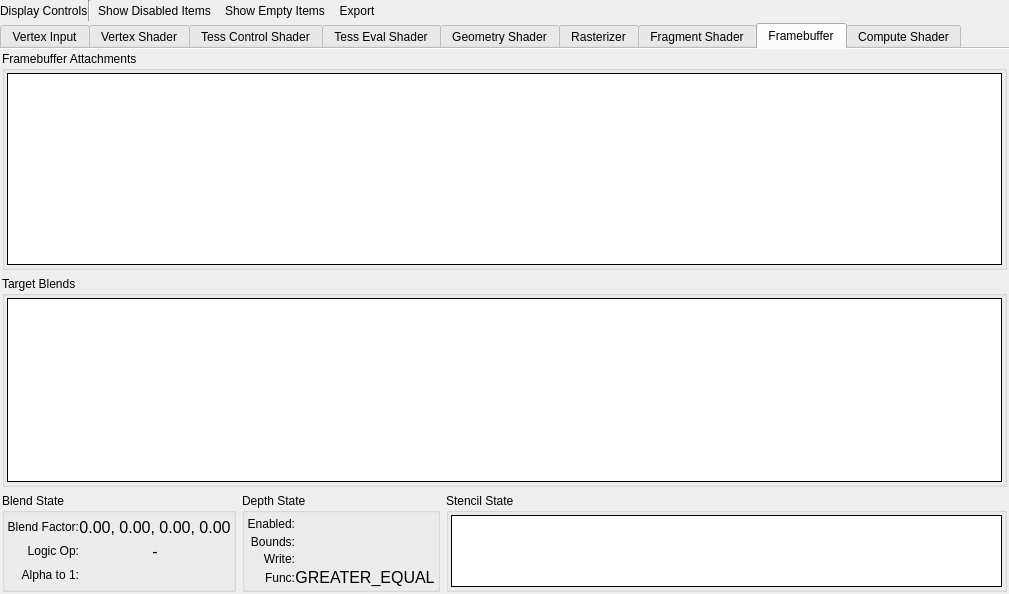
Before: the Qt Designer form qrenderdoc/Windows/PipelineState/VulkanPipelineStateViewer.ui in baldurk/renderdoc, drawn with Qt 5.
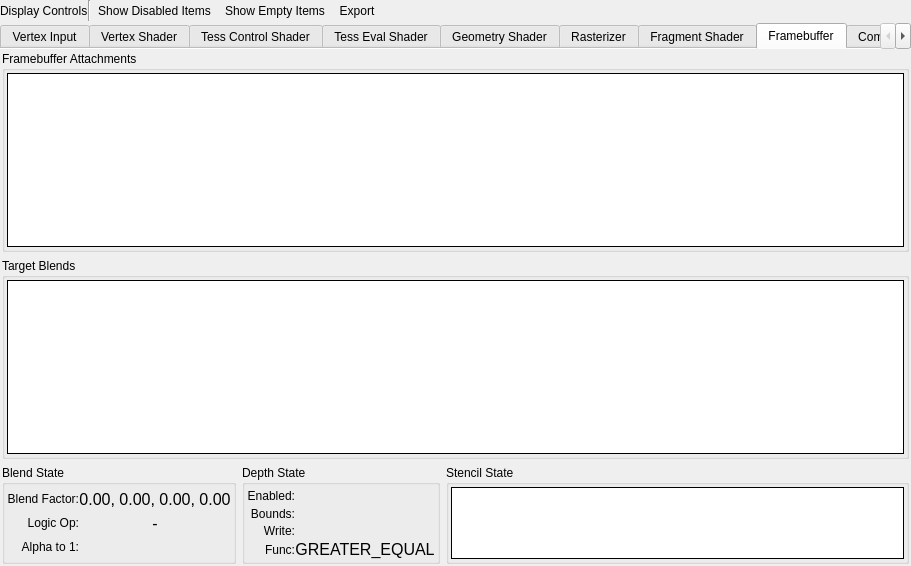
After: the same form once the commit is applied. The open tabs and pages were chosen to show the change. Icons and pictures are not drawn. Custom widgets are drawn as their Qt base class.

Commit message:
Change pipeline state viewers so minimum panel size is smaller
* Add scroll areas for the larger tabs and allow pipe flowchart to
  resize to its minimum size if needed.
* The idea here isn't that anyone will seriously try to use the pipe
  view at 500x200 but more that the minimum size doesn't become a
  problem while moving around windows or panels, or resizing temporarily

```diff
--- a/qrenderdoc/Windows/PipelineState/VulkanPipelineStateViewer.ui
+++ b/qrenderdoc/Windows/PipelineState/VulkanPipelineStateViewer.ui
@@ -6,8 +6,8 @@
    <rect>
     <x>0</x>
     <y>0</y>
-    <width>1009</width>
-    <height>594</height>
+    <width>911</width>
+    <height>566</height>
    </rect>
   </property>
   <layout class="QVBoxLayout" name="verticalLayout">
@@ -2313,6 +2313,36 @@
        <property name="bottomMargin">
         <number>2</number>
        </property>
+       <item row="0" column="0">
+        <widget class="QScrollArea" name="fbScroll">
+         <property name="frameShape">
+          <enum>QFrame::NoFrame</enum>
+         </property>
+         <property name="widgetResizable">
+          <bool>true</bool>
+         </property>
+         <widget class="QWidget" name="fbScrollContents">
+          <property name="geometry">
+           <rect>
+            <x>0</x>
+            <y>0</y>
+            <width>907</width>
+            <height>507</height>
+           </rect>
+          </property>
+          <layout class="QGridLayout" name="gridLayout_4">
+           <property name="leftMargin">
+            <number>0</number>
+           </property>
+           <property name="topMargin">
+            <number>0</number>
+           </property>
+           <property name="rightMargin">
+            <number>0</number>
+           </property>
+           <property name="bottomMargin">
+            <number>0</number>
+           </property>
        <item row="0" column="0" colspan="3">
         <widget class="QGroupBox" name="framebufferGroup">
          <property name="sizePolicy">
@@ -2345,6 +2375,9 @@
             <property name="frameShadow">
              <enum>QFrame::Plain</enum>
             </property>
+                <property name="sizeAdjustPolicy">
+                 <enum>QAbstractScrollArea::AdjustToContents</enum>
+                </property>
             <property name="editTriggers">
              <set>QAbstractItemView::NoEditTriggers</set>
             </property>
@@ -2779,6 +2812,10 @@
        </item>
       </layout>
      </widget>
+        </widget>
+       </item>
+      </layout>
+     </widget>
      <widget class="QWidget" name="CS">
       <attribute name="title">
        <string>Compute Shader</string>
@@ -3029,16 +3066,16 @@
   </layout>
  </widget>
  <customwidgets>
-  <customwidget>
-   <class>RDTreeWidget</class>
-   <extends>QTreeView</extends>
-   <header>Widgets/Extended/RDTreeWidget.h</header>
-  </customwidget>
   <customwidget>
    <class>RDLabel</class>
    <extends>QLabel</extends>
    <header>Widgets/Extended/RDLabel.h</header>
   </customwidget>
+  <customwidget>
+   <class>RDTreeWidget</class>
+   <extends>QTreeView</extends>
+   <header>Widgets/Extended/RDTreeWidget.h</header>
+  </customwidget>
   <customwidget>
    <class>PipelineFlowChart</class>
    <extends>QFrame</extends>
```
Left out of the diff: 246 changed lines with no effect on the pictures. Lines whose indentation alone changed are shown as unchanged. The commit also changes 5 other files.
